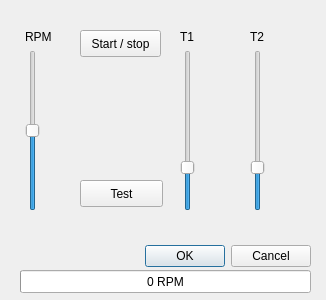
Old version of the form uc_projets/openchrono/gui_qt/openchrono/ui/testwin.ui in the repository BackupTheBerlios/openphysic-svn.
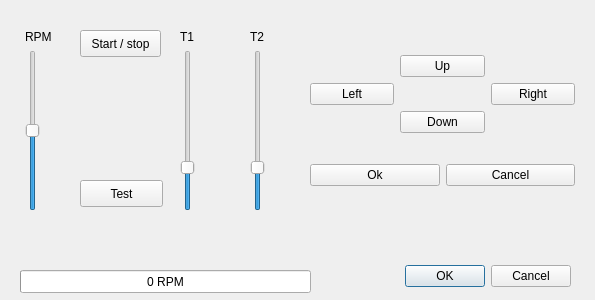
New version of the form.

The edit to the form file:
```diff
--- a/uc_projets/openchrono/gui_qt/openchrono/ui/testwin.ui
+++ b/uc_projets/openchrono/gui_qt/openchrono/ui/testwin.ui
@@ -5,7 +5,7 @@
    <rect>
     <x>0</x>
     <y>0</y>
-    <width>326</width>
+    <width>595</width>
     <height>300</height>
    </rect>
   </property>
@@ -144,45 +144,6 @@
     </item>
    </layout>
   </widget>
-  <widget class="QLabel" name="lblT1" >
-   <property name="geometry" >
-    <rect>
-     <x>160</x>
-     <y>210</y>
-     <width>61</width>
-     <height>17</height>
-    </rect>
-   </property>
-   <property name="text" >
-    <string/>
-   </property>
-  </widget>
-  <widget class="QLabel" name="lblT2" >
-   <property name="geometry" >
-    <rect>
-     <x>230</x>
-     <y>210</y>
-     <width>61</width>
-     <height>17</height>
-    </rect>
-   </property>
-   <property name="text" >
-    <string/>
-   </property>
-  </widget>
-  <widget class="QLabel" name="lblRPM" >
-   <property name="geometry" >
-    <rect>
-     <x>20</x>
-     <y>210</y>
-     <width>61</width>
-     <height>17</height>
-    </rect>
-   </property>
-   <property name="text" >
-    <string/>
-   </property>
-  </widget>
   <widget class="QProgressBar" name="progressBar" >
    <property name="geometry" >
     <rect>
@@ -237,8 +198,8 @@
   <widget class="QDialogButtonBox" name="buttonBox" >
    <property name="geometry" >
     <rect>
-     <x>100</x>
-     <y>240</y>
+     <x>360</x>
+     <y>260</y>
      <width>211</width>
      <height>32</height>
     </rect>
@@ -250,6 +211,125 @@
     <set>QDialogButtonBox::Cancel|QDialogButtonBox::NoButton|QDialogButtonBox::Ok</set>
    </property>
   </widget>
+  <widget class="QWidget" name="verticalLayout_4" >
+   <property name="geometry" >
+    <rect>
+     <x>310</x>
+     <y>30</y>
+     <width>265</width>
+     <height>181</height>
+    </rect>
+   </property>
+   <layout class="QVBoxLayout" >
+    <property name="margin" >
+     <number>0</number>
+    </property>
+    <property name="spacing" >
+     <number>6</number>
+    </property>
+    <item>
+     <layout class="QGridLayout" >
+      <property name="margin" >
+       <number>0</number>
+      </property>
+      <property name="spacing" >
+       <number>6</number>
+      </property>
+      <item row="2" column="1" >
+       <widget class="QPushButton" name="butDown" >
+        <property name="text" >
+         <string>Down</string>
+        </property>
+       </widget>
+      </item>
+      <item row="1" column="0" >
+       <widget class="QPushButton" name="butLeft" >
+        <property name="text" >
+         <string>Left</string>
+        </property>
+       </widget>
+      </item>
+      <item row="1" column="2" >
+       <widget class="QPushButton" name="butRight" >
+        <property name="text" >
+         <string>Right</string>
+        </property>
+       </widget>
+      </item>
+      <item row="0" column="1" >
+       <widget class="QPushButton" name="butUp" >
+        <property name="text" >
+         <string>Up</string>
+        </property>
+       </widget>
+      </item>
+     </layout>
+    </item>
+    <item>
+     <layout class="QHBoxLayout" >
+      <property name="margin" >
+       <number>0</number>
+      </property>
+      <property name="spacing" >
+       <number>6</number>
+      </property>
+      <item>
+       <widget class="QPushButton" name="butOk" >
+        <property name="text" >
+         <string>Ok</string>
+        </property>
+       </widget>
+      </item>
+      <item>
+       <widget class="QPushButton" name="butCancel" >
+        <property name="text" >
+         <string>Cancel</string>
+        </property>
+       </widget>
+      </item>
+     </layout>
+    </item>
+   </layout>
+  </widget>
+  <widget class="QLabel" name="lblT2" >
+   <property name="geometry" >
+    <rect>
+     <x>240</x>
+     <y>210</y>
+     <width>51</width>
+     <height>20</height>
+    </rect>
+   </property>
+   <property name="text" >
+    <string/>
+   </property>
+  </widget>
+  <widget class="QLabel" name="lblT1" >
+   <property name="geometry" >
+    <rect>
+     <x>170</x>
+     <y>210</y>
+     <width>51</width>
+     <height>20</height>
+    </rect>
+   </property>
+   <property name="text" >
+    <string/>
+   </property>
+  </widget>
+  <widget class="QLabel" name="lblRPM" >
+   <property name="geometry" >
+    <rect>
+     <x>20</x>
+     <y>210</y>
+     <width>51</width>
+     <height>20</height>
+    </rect>
+   </property>
+   <property name="text" >
+    <string/>
+   </property>
+  </widget>
  </widget>
  <resources/>
  <connections>
```
